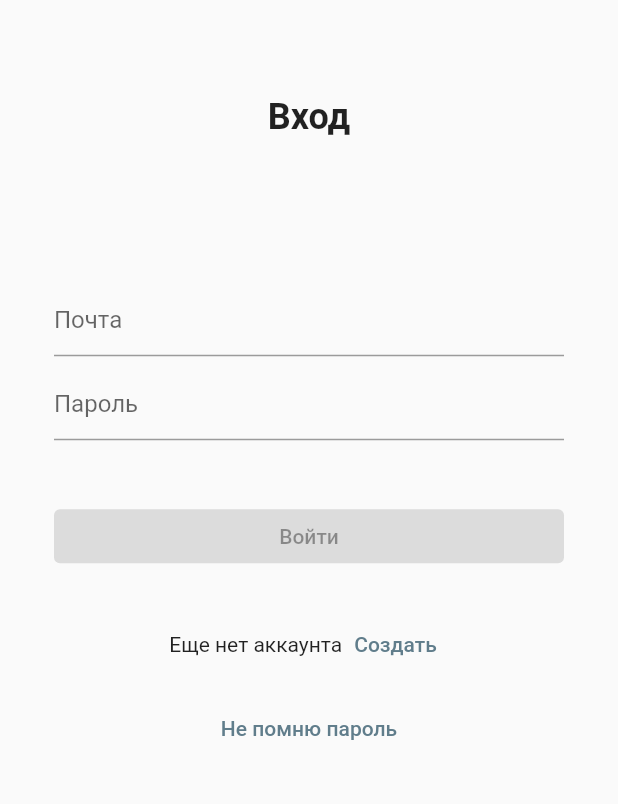
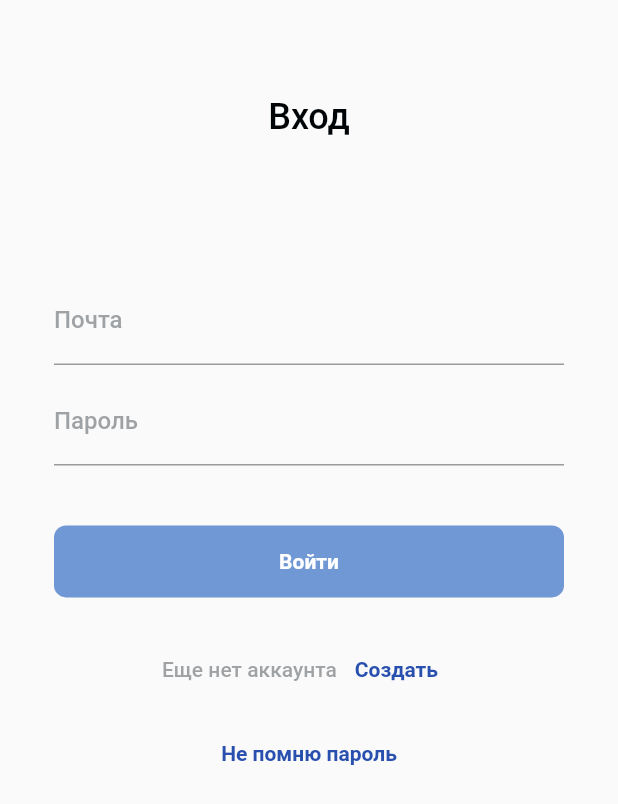
Before and after one commit to azamat87/gift_manager, a Flutter app: the screen it shows after launch, on a phone screen of 412 x 824 dp. Shown: the top 804 px of the screen. Run offline on Flutter 3.47's test engine with Material 2 defaults, Android fonts, the phone set to English and light mode, and no system bars; our stand-ins replace bloc, email_validator, equatable, flutter_bloc.

Commit message:
lesson 2

```diff
--- /dev/null
+++ b/lib/extensions/theme_extensions.dart
@@ -0,0 +1,37 @@
+
+import 'package:flutter/material.dart';
+
+extension ThemeBuildContext on BuildContext {
+  ThemeData get theme => Theme.of(this);
+}
+
+extension ThemeStyleExtension on ThemeData {
+  TextStyle get h1 => textTheme.headline1!;
+
+  TextStyle get h2 => textTheme.headline2!;
+
+  TextStyle get h3 => textTheme.headline3!;
+
+  TextStyle get h4 => textTheme.headline4!;
+
+  TextStyle get h5 => textTheme.headline5!;
+
+  TextStyle get h6 => textTheme.headline6!;
+
+  TextStyle get button => textTheme.button!;
+}
+
+extension BrightnessDependantTextStyle on TextStyle {
+  TextStyle dynamicColor(
+      {required final BuildContext context,
+      required final Color lightThemeColor,
+      required final Color darkThemeColor}) {
+    final brightness = MediaQuery.of(context).platformBrightness;
+    switch (brightness) {
+      case Brightness.dark:
+        return copyWith(color: darkThemeColor);
+      case Brightness.light:
+        return copyWith(color: lightThemeColor);
+    }
+  }
+}
--- a/lib/main.dart
+++ b/lib/main.dart
@@ -1,6 +1,8 @@
 import 'package:flutter/material.dart';
 import 'package:flutter_bloc/flutter_bloc.dart';
 import 'package:gift_manager/presentation/login/view/login_page.dart';
+import 'package:gift_manager/presentation/theme/dark_theme.dart';
+import 'package:gift_manager/presentation/theme/light_theme.dart';
 import 'package:gift_manager/simple_bloc_observer.dart';
 
 void main() {
@@ -14,7 +16,8 @@ class MyApp extends StatelessWidget {
   @override
   Widget build(BuildContext context) {
     return MaterialApp(
-      theme: ThemeData(primarySwatch: Colors.blueGrey),
+      theme: lightTheme,
+      darkTheme: darkTheme,
       home: const LoginPage(),
     );
   }
--- a/lib/presentation/login/bloc/login_bloc.dart
+++ b/lib/presentation/login/bloc/login_bloc.dart
@@ -2,6 +2,7 @@ import 'dart:async';
 import 'dart:math';
 
 import 'package:bloc/bloc.dart';
+import 'package:email_validator/email_validator.dart';
 import 'package:equatable/equatable.dart';
 import 'package:gift_manager/data/request_error.dart';
 import 'package:gift_manager/presentation/login/model/models.dart';
@@ -11,6 +12,9 @@ part 'login_state.dart';
 part 'login_event.dart';
 
 class LoginBloc extends Bloc<LoginEvent, LoginState> {
+
+  final passwordRegEx = RegExp(r'^(?=.*?[A-Z])(?=.*?[a-z])(?=.*?[0-9]).{8,}$');
+
   LoginBloc() : super(LoginState.initial()) {
     on<LoginLoginButtonClicked>(_loginButtonClicked);
     on<LoginEmailChanged>(_emailChanged);
@@ -55,7 +59,7 @@ class LoginBloc extends Bloc<LoginEvent, LoginState> {
   FutureOr<void> _emailChanged(
       LoginEmailChanged event, Emitter<LoginState> emit) {
     final newEmail = event.email;
-    final emailValid = newEmail.length > 4;
+    final emailValid = _emailValid(newEmail);
     emit(state.copyWith(
         email: newEmail,
         emailValid: emailValid,
@@ -63,10 +67,18 @@ class LoginBloc extends Bloc<LoginEvent, LoginState> {
         authenticated: false));
   }
 
+  bool _emailValid(final String email) {
+    return EmailValidator.validate(email);
+  }
+
+  bool _passwordValid(final String password) {
+    return passwordRegEx.hasMatch(password);
+  }
+
   FutureOr<void> _passwordChanged(
       LoginPasswordChanged event, Emitter<LoginState> emit) {
     final newPassword = event.password;
-    final passwordValid = newPassword.length >= 8;
+    final passwordValid = _passwordValid(newPassword);
     emit(state.copyWith(
         password: newPassword,
         passwordValid: passwordValid,
--- a/lib/presentation/login/view/login_page.dart
+++ b/lib/presentation/login/view/login_page.dart
@@ -1,9 +1,11 @@
 import 'package:flutter/material.dart';
 import 'package:flutter_bloc/flutter_bloc.dart';
 import 'package:gift_manager/data/request_error.dart';
+import 'package:gift_manager/extensions/theme_extensions.dart';
 import 'package:gift_manager/presentation/home/view/home_page.dart';
 import 'package:gift_manager/presentation/login/model/email_error.dart';
 import 'package:gift_manager/presentation/login/model/models.dart';
+import 'package:gift_manager/resources/app_colors.dart';
 
 import '../bloc/login_bloc.dart';
 
@@ -60,7 +62,10 @@ class _LoginPageWidgetState extends State<_LoginPageWidget> {
           listener: (context, state) {
             if (state.requestError != RequestError.noError) {
               ScaffoldMessenger.of(context).showSnackBar(const SnackBar(
-                content: Text('Произошла ошибка', style: TextStyle(color: Colors.white),),
+                content: Text(
+                  'Произошла ошибка',
+                  style: TextStyle(color: Colors.white),
+                ),
                 backgroundColor: Colors.red,
               ));
               context.read<LoginBloc>().add(const LoginRequestErrorShowed());
@@ -71,10 +76,10 @@ class _LoginPageWidgetState extends State<_LoginPageWidget> {
       child: Column(
         children: [
           const SizedBox(height: 64),
-          const Center(
+          Center(
             child: Text(
               "Вход",
-              style: TextStyle(fontWeight: FontWeight.w600, fontSize: 24),
+              style: context.theme.h2,
             ),
           ),
           const Spacer(flex: 88),
@@ -96,7 +101,13 @@ class _LoginPageWidgetState extends State<_LoginPageWidget> {
           Row(
             mainAxisSize: MainAxisSize.min,
             children: [
-              const Text("Еще нет аккаунта"),
+              Text(
+                "Еще нет аккаунта",
+                style: context.theme.h4.dynamicColor(
+                    context: context,
+                    lightThemeColor: AppColors.lightGrey60,
+                    darkThemeColor: AppColors.darkWhite60),
+              ),
               TextButton(onPressed: () {}, child: const Text("Создать")),
             ],
           ),
@@ -124,12 +135,14 @@ class _LoginButton extends StatelessWidget {
           },
           builder: (context, isValid) {
             return ElevatedButton(
-                onPressed: isValid
-                    ? () => context
-                        .read<LoginBloc>()
-                        .add(const LoginLoginButtonClicked())
-                    : null,
-                child: const Text("Войти"));
+              onPressed: isValid
+                  ? () => context
+                      .read<LoginBloc>()
+                      .add(const LoginLoginButtonClicked())
+                  : null,
+              child: Text("Войти"),
+
+            );
           },
         ),
       ),
@@ -155,8 +168,11 @@ class _PasswordTextField extends StatelessWidget {
                 context.read<LoginBloc>().add(LoginPasswordChanged(text)),
             onSubmitted: (_) =>
                 context.read<LoginBloc>().add(const LoginLoginButtonClicked()),
+            autocorrect: false,
+            keyboardType: TextInputType.visiblePassword,
+            obscureText: true,
             decoration: InputDecoration(
-                hintText: "Пароль",
+                labelText: "Пароль",
                 errorText: emailError == EmailError.noError
                     ? null
                     : emailError.toString()),
@@ -188,8 +204,10 @@ class _EmailTextField extends StatelessWidget {
             onSubmitted: (_) => passwordFocusNode.requestFocus(),
             onChanged: (text) =>
                 context.read<LoginBloc>().add(LoginEmailChanged(text)),
+            autocorrect: false,
+            keyboardType: TextInputType.emailAddress,
             decoration: InputDecoration(
-                hintText: "Почта",
+                labelText: "Почта",
                 errorText: passwordError == PasswordError.noError
                     ? null
                     : PasswordError.wrongPassword.toString()),
--- /dev/null
+++ b/lib/presentation/theme/dark_theme.dart
@@ -0,0 +1,128 @@
+import 'package:flutter/material.dart';
+import 'package:gift_manager/resources/app_colors.dart';
+
+final _base = ThemeData.dark();
+
+final darkTheme = _base.copyWith(
+  backgroundColor: AppColors.darkBlack100,
+  textTheme: _base.textTheme.copyWith(
+    headline1: const TextStyle(
+        fontSize: 32,
+        fontWeight: FontWeight.w600,
+        color: AppColors.darkWhite100),
+    headline2: const TextStyle(
+        fontSize: 24,
+        fontWeight: FontWeight.w500,
+        color: AppColors.darkWhite100),
+    headline3: const TextStyle(
+        fontSize: 16,
+        height: 1.25,
+        fontWeight: FontWeight.w500,
+        color: AppColors.darkWhite100),
+    headline4: const TextStyle(
+        fontSize: 14,
+        height: 1.15,
+        fontWeight: FontWeight.w500,
+        color: AppColors.darkWhite100),
+    headline5: const TextStyle(
+        fontSize: 12,
+        fontWeight: FontWeight.w500,
+        color: AppColors.darkWhite100),
+    headline6: const TextStyle(
+        fontSize: 12,
+        fontWeight: FontWeight.w400,
+        color: AppColors.darkWhite100),
+    button: const TextStyle(
+        fontSize: 14,
+        height: 1.15,
+        fontWeight: FontWeight.w700,
+        color: AppColors.darkWhite100),
+  ),
+  elevatedButtonTheme: ElevatedButtonThemeData(
+      style: ButtonStyle(
+    padding: MaterialStateProperty.all(const EdgeInsets.all(16)),
+    elevation: MaterialStateProperty.all(0),
+    shape: MaterialStateProperty.all(
+        RoundedRectangleBorder(borderRadius: BorderRadius.circular(8))),
+    foregroundColor: MaterialStateProperty.all(AppColors.lightWhite100),
+    backgroundColor: MaterialStateProperty.resolveWith((states) {
+      if (states.contains(MaterialState.disabled)) {
+        return AppColors.darkDarkBlue100;
+      }
+      return AppColors.darkDarkBlue70;
+    }),
+    textStyle: MaterialStateProperty.resolveWith((states) {
+      return states.contains(MaterialState.disabled)
+          ? const TextStyle(
+              color: AppColors.darkWhite60,
+              fontWeight: FontWeight.bold,
+              fontSize: 14)
+          : const TextStyle(
+              color: AppColors.darkWhite100,
+              fontWeight: FontWeight.bold,
+              fontSize: 14);
+    }),
+  )),
+  textButtonTheme: TextButtonThemeData(
+    style: ButtonStyle(
+      padding: MaterialStateProperty.all(
+          const EdgeInsets.symmetric(horizontal: 12, vertical: 8)),
+      textStyle: MaterialStateProperty.resolveWith((states) {
+        return states.contains(MaterialState.disabled)
+            ? const TextStyle(
+                color: AppColors.lightLightBlue70,
+                fontWeight: FontWeight.bold,
+                fontSize: 14)
+            : const TextStyle(
+                color: AppColors.lightDarkBlue100,
+                fontWeight: FontWeight.bold,
+                fontSize: 14);
+      }),
+      shape: MaterialStateProperty.resolveWith((state) {
+        return const RoundedRectangleBorder(
+            borderRadius: BorderRadius.all(Radius.circular(8)));
+      }),
+      foregroundColor: MaterialStateProperty.resolveWith((states) {
+        return states.contains(MaterialState.disabled)
+            ? AppColors.darkDarkBlue100.withOpacity(0.5)
+            : AppColors.darkDarkBlue100;
+      }),
+      backgroundColor:
+          MaterialStateProperty.resolveWith((states) => Colors.transparent),
+      overlayColor: MaterialStateProperty.all(AppColors.lightLightBlue100),
+    ),
+  ),
+  inputDecorationTheme: _base.inputDecorationTheme.copyWith(
+    hintStyle: _base.primaryTextTheme.bodyText1!.copyWith(
+        color: AppColors.darkWhite60,
+        fontWeight: FontWeight.w500,
+        fontSize: 16,
+        height: 1.25),
+    errorStyle: const TextStyle(
+      color: AppColors.darkPink100,
+    ),
+    border: const UnderlineInputBorder(
+        borderSide: BorderSide(color: AppColors.darkWhite60, width: 1)),
+    focusedBorder: const UnderlineInputBorder(
+      borderSide: BorderSide(color: AppColors.darkWhite60, width: 2),
+    ),
+    errorBorder: const UnderlineInputBorder(
+      borderSide: BorderSide(color: AppColors.darkPink100, width: 2),
+    ),
+    labelStyle: _base.primaryTextTheme.bodyText1!.copyWith(
+      color: AppColors.darkWhite60,
+      fontWeight: FontWeight.w500,
+      fontSize: 16,
+      height: 1.25,
+    ),
+    floatingLabelStyle: const TextStyle(
+      color: AppColors.darkDarkBlue100,
+      fontWeight: FontWeight.w400,
+      fontSize: 12,
+    ),
+  ),
+  textSelectionTheme: _base.textSelectionTheme.copyWith(
+    cursorColor: AppColors.darkDarkBlue100,
+    selectionHandleColor: AppColors.lightLightBlue100,
+  ),
+);
--- /dev/null
+++ b/lib/presentation/theme/light_theme.dart
@@ -0,0 +1,116 @@
+import 'package:flutter/material.dart';
+import 'package:gift_manager/resources/app_colors.dart';
+
+final _base = ThemeData.light();
+
+final lightTheme = _base.copyWith(
+  backgroundColor: AppColors.lightWhite100,
+  textTheme: _base.textTheme.copyWith(
+    headline1: const TextStyle(
+        fontSize: 32,
+        fontWeight: FontWeight.w600,
+        color: AppColors.darkBlack100),
+    headline2: const TextStyle(
+        fontSize: 24,
+        fontWeight: FontWeight.w500,
+        color: AppColors.darkBlack100),
+    headline3: const TextStyle(
+        fontSize: 16,
+        height: 1.25,
+        fontWeight: FontWeight.w500,
+        color: AppColors.darkBlack100),
+    headline4: const TextStyle(
+        fontSize: 14,
+        height: 1.15,
+        fontWeight: FontWeight.w500,
+        color: AppColors.darkBlack100),
+    headline5: const TextStyle(
+        fontSize: 12,
+        fontWeight: FontWeight.w500,
+        color: AppColors.darkBlack100),
+    headline6: const TextStyle(
+        fontSize: 12,
+        fontWeight: FontWeight.w400,
+        color: AppColors.darkBlack100),
+    button: const TextStyle(
+        fontSize: 14,
+        height: 1.15,
+        fontWeight: FontWeight.w700,
+        color: AppColors.darkBlack100),
+  ),
+  elevatedButtonTheme: ElevatedButtonThemeData(
+      style: ButtonStyle(
+    padding: MaterialStateProperty.all(const EdgeInsets.all(16)),
+    elevation: MaterialStateProperty.all(0),
+    shape: MaterialStateProperty.all(
+        RoundedRectangleBorder(borderRadius: BorderRadius.circular(8))),
+    foregroundColor: MaterialStateProperty.all(AppColors.lightWhite100),
+    backgroundColor: MaterialStateProperty.resolveWith((states) {
+      if (states.contains(MaterialState.disabled)) {
+        return AppColors.lightLightBlue70;
+      }
+      return AppColors.lightDarkBlue100;
+    }),
+  )),
+  textButtonTheme: TextButtonThemeData(
+    style: ButtonStyle(
+        padding: MaterialStateProperty.all(
+            const EdgeInsets.symmetric(horizontal: 12, vertical: 8)),
+        textStyle: MaterialStateProperty.resolveWith((states) {
+          return states.contains(MaterialState.disabled)
+              ? const TextStyle(
+                  color: AppColors.lightLightBlue70,
+                  fontWeight: FontWeight.bold,
+                  fontSize: 14)
+              : const TextStyle(
+                  color: AppColors.lightDarkBlue100,
+                  fontWeight: FontWeight.bold,
+                  fontSize: 14);
+        }),
+        shape: MaterialStateProperty.resolveWith((state) {
+          return const RoundedRectangleBorder(
+              borderRadius: BorderRadius.all(Radius.circular(8)));
+        }),
+        foregroundColor: MaterialStateProperty.resolveWith((states) {
+          return states.contains(MaterialState.disabled)
+              ? AppColors.lightDarkBlue100.withOpacity(0.5)
+              : AppColors.lightDarkBlue100;
+        }),
+        backgroundColor:
+            MaterialStateProperty.resolveWith((states) => Colors.transparent),
+        overlayColor: MaterialStateProperty.all(AppColors.lightLightBlue100)),
+  ),
+  inputDecorationTheme: _base.inputDecorationTheme.copyWith(
+    hintStyle: _base.primaryTextTheme.bodyText1!.copyWith(
+        color: AppColors.lightGrey60,
+        fontWeight: FontWeight.w500,
+        fontSize: 16,
+        height: 1.25),
+    errorStyle: const TextStyle(
+      color: AppColors.lightPink100,
+    ),
+    border: const UnderlineInputBorder(
+        borderSide: BorderSide(color: AppColors.black16, width: 1)),
+    focusedBorder: const UnderlineInputBorder(
+      borderSide: BorderSide(color: AppColors.lightDarkBlue100, width: 2),
+    ),
+    errorBorder: const UnderlineInputBorder(
+      borderSide: BorderSide(color: AppColors.darkPink100, width: 2),
+    ),
+    labelStyle: _base.primaryTextTheme.bodyText1!.copyWith(
+      color: AppColors.lightGrey60,
+      fontWeight: FontWeight.w500,
+      fontSize: 16,
+      height: 1.25,
+    ),
+    floatingLabelStyle: const TextStyle(
+      color: AppColors.lightDarkBlue100,
+      fontWeight: FontWeight.w400,
+      fontSize: 12,
+    ),
+  ),
+  textSelectionTheme: _base.textSelectionTheme.copyWith(
+    cursorColor: AppColors.lightDarkBlue100,
+    selectionHandleColor: AppColors.lightLightBlue100,
+  ),
+);
--- /dev/null
+++ b/lib/presentation/theme/theme.dart
@@ -0,0 +1,2 @@
+export 'dark_theme.dart';
+export 'light_theme.dart';
--- /dev/null
+++ b/lib/resources/app_colors.dart
@@ -0,0 +1,34 @@
+
+import 'dart:ui';
+
+class AppColors {
+  const AppColors._();
+
+  static const black16 = Color(0x2915192C);
+
+  static const darkPink100 = Color(0xFFEC6290);
+  static const darkDarkBlue100 = Color(0xFF548BCC);
+  static const darkDarkBlue70 = Color(0xB3366EC4);
+  static const darkWhite100 = Color(0xFFFFFFFF);
+  static const darkWhite60 = Color(0x99FFFFFF);
+  static const darkWhite20 = Color(0x33FFFFFF);
+  static const darkBlack100 = Color(0xFF000407);
+  static const darkBlack70 = Color(0xB323282E);
+  static const darkDarkGrey = Color(0xFF73787E);
+  static const darkGrey70 = Color(0xFF73787E);
+  static const darkGrey60 = Color(0x9973787E);
+
+  static const lightDarkBlue100 = Color(0xFF2950AF);
+  static const lightPink100 = Color(0xFFE71251);
+  static const lightWhite100 = Color(0xFFFFFFFF);
+  static const lightLightBlue100 = Color(0xFFF0F2F7);
+  static const lightLightBlue70 = Color(0xB3366EC4);
+  static const lightGrey100 = Color(0xFF959595);
+  static const lightGrey60 = Color(0x9963686C);
+  static const lightBlack100 = Color(0xFF161B1F);
+
+  static const surfaceOverlay = Color(0x14212121);
+  static const outline = Color(0x1F000000);
+  static const error = Color(0xFFB00020);
+  static const surface = Color(0xFFFFFFFF);
+}
--- a/pubspec.yaml
+++ b/pubspec.yaml
@@ -27,6 +27,7 @@ dependencies:
   cupertino_icons: ^1.0.2
   equatable: ^2.0.5
   flutter_bloc: ^8.1.3
+  email_validator: ^2.1.17
 
 dev_dependencies:
   flutter_test:
```
Also changed, not shown: pubspec.lock.
